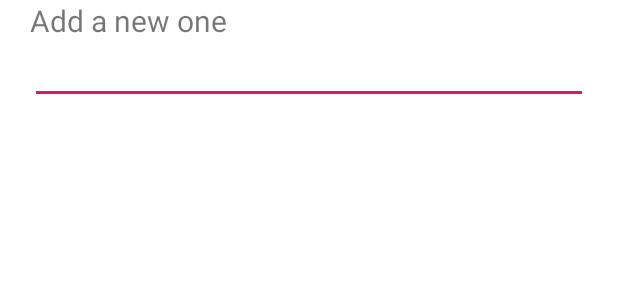
After one commit to han-code-4-fun/EasyLedger, an Android app: the layout dialog_add_entry.xml on its own in the app's theme, with its tools: preview values and no code run, on a phone screen of 412 x 824 dp. The commit adds this screen. Shown: the top 300 px of the screen. Run offline under Robolectric (Android 15) with nearby library versions, the phone set to English and light mode, and no system bars.

Commit message:
feat: 1. add entry-adding function to SettingEditCategory

```diff
--- a/app/src/main/java/hanzhou/easyledger/utility/Constant.java
+++ b/app/src/main/java/hanzhou/easyledger/utility/Constant.java
@@ -20,6 +20,8 @@ public class Constant {
     public static final String APP_PREFERENCE = "sharedPreferences";
 
     public static final String LEDGERS = "sharedPreference_ledgers";
+
+    public static final String CATEGORY_ADD = "add_a_category";
 
     public static final String CATEGORY_TYPE_REVENUE = "revenue_categories";
 
@@ -59,5 +61,7 @@ public class Constant {
             "House", "Personal Care", "Children", "Medical", "Credit Card Pay-out", "Others"
     };
 
+    public static final String[] DEFAULT_LEDGER = {"OVERALL", "CASH"};
+
 
 }
--- /dev/null
+++ b/app/src/main/res/layout/dialog_add_entry.xml
@@ -0,0 +1,21 @@
+<?xml version="1.0" encoding="utf-8"?>
+<LinearLayout xmlns:android="http://schemas.android.com/apk/res/android"
+    android:orientation="vertical" android:layout_width="match_parent"
+    android:layout_height="match_parent">
+    <TextView
+        style="@style/dialog_sub_class_margin"
+        android:layout_width="match_parent"
+        android:layout_height="wrap_content"
+        android:textSize="20sp"
+        android:text="@string/setting_add_entry_title"/>
+    <EditText
+        style="@style/dialog_sub_class_margin"
+        android:id="@+id/setting_dialog_add_entry_editText_id"
+        android:layout_width="match_parent"
+        android:layout_height="wrap_content"
+        android:ems="10"
+        android:inputType="textPersonName"
+        android:textSize="15sp"
+        android:maxLength="14"
+        />
+</LinearLayout>
--- a/app/src/main/res/values/general_setting.xml
+++ b/app/src/main/res/values/general_setting.xml
@@ -62,4 +62,7 @@
 
     <string name="setting_warning_neutral_btn_title">OK</string>
 
+
+    <string name="setting_add_entry_title">Add a new one</string>
+
 </resources>
--- a/build.gradle
+++ b/build.gradle
@@ -14,7 +14,7 @@ buildscript {
 
     }
     dependencies {
-        classpath 'com.android.tools.build:gradle:3.4.1'
+        classpath 'com.android.tools.build:gradle:3.4.2'
         classpath "org.jetbrains.kotlin:kotlin-gradle-plugin:$kotlin_version"
 
         // NOTE: Do not place your application dependencies here; they belong
```
Also changed, not shown: app/src/main/java/hanzhou/easyledger/ui/MainActivity.java (+24 -6 lines), app/src/main/java/hanzhou/easyledger/ui/settings/AddEntryDialog.java (added, +72 -0 lines), app/src/main/java/hanzhou/easyledger/ui/settings/SettingEditCategory.java (+37 -2 lines), app/src/main/res/layout/fragment_setting_add_n_edit.xml (+20 -1 lines).
